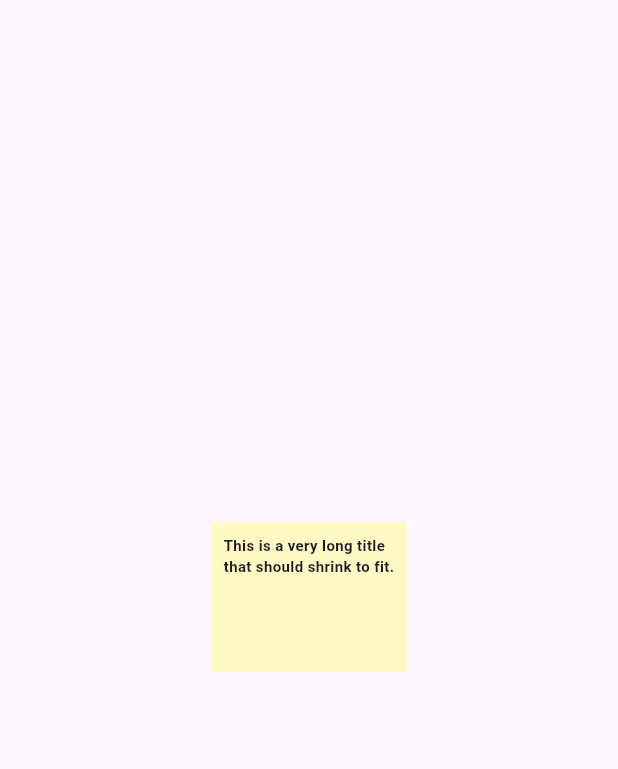
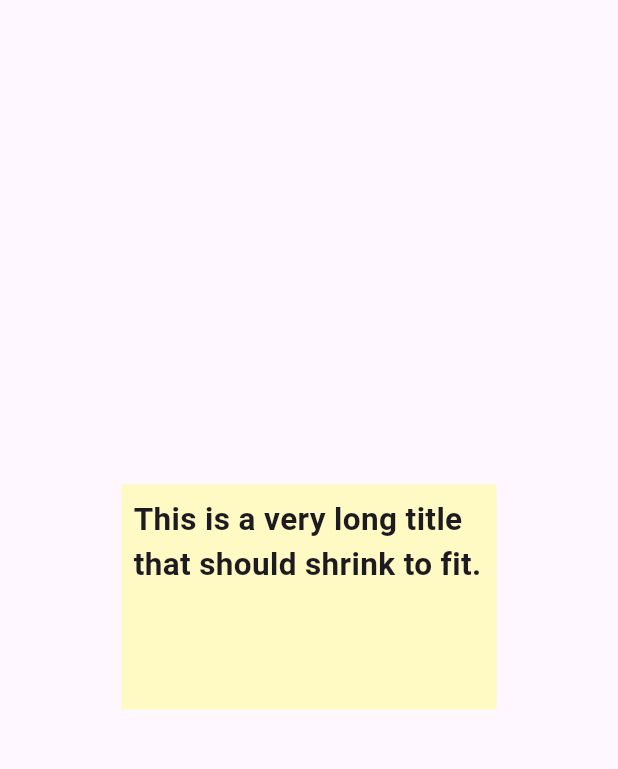
Before and after one commit to sawriyasoni09/auto_text_resizer, a Flutter app: the screen it shows after launch, on a phone screen of 412 x 824 dp, the part 63-832 px from its top. Run offline on Flutter 3.47's test engine with Material 3 defaults, Android fonts, the phone set to English and light mode, and no system bars.

Commit message:
Update CHANGELOG and example main.dart

```diff
--- a/example/lib/main.dart
+++ b/example/lib/main.dart
@@ -16,8 +16,8 @@ class MyApp extends StatelessWidget {
         body: Center(
           child: Container(
             color: Colors.yellow[100],
-            width: 130,
-            height: 100,
+            width: 250,
+            height: 150,
             padding: const EdgeInsets.all(8),
             child: const AutoText(
               "This is a very long title that should shrink to fit.",
```
Also changed, not shown: 2 other files.
